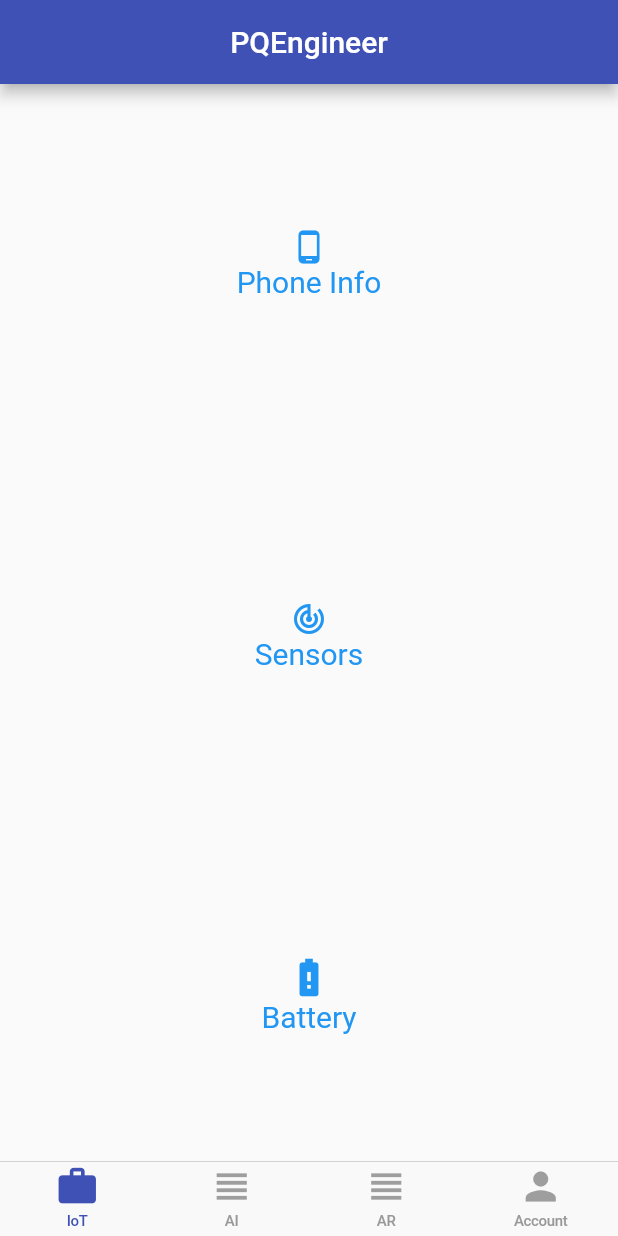
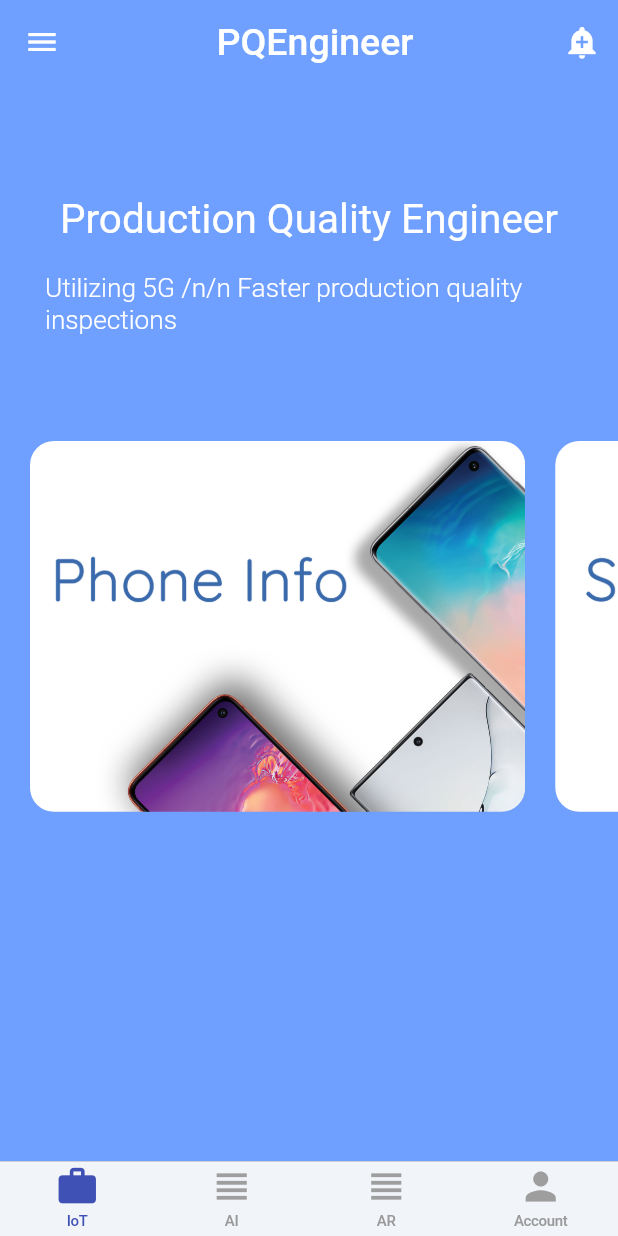
Before and after one commit to aydengemz/PQEngineer, a Flutter app: the screen it shows once a user with an empty profile is signed in, on a phone screen of 412 x 824 dp. Run offline on Flutter 3.47's test engine with Material 2 defaults, Android fonts, the phone set to English and light mode, and no system bars; our stand-ins replace battery, cloud_firestore, device_info, firebase_auth, google_sign_in, rxdart and 2 more; missing offline and left inert: flutter_facebook_login, flutter_webrtc; accounts and stored records are empty; project files that could hold a hidden picture were left out.

Commit message:
1005-11pm-1stpagestyle

```diff
--- a/lib/app/home/iot/iot_page.dart
+++ b/lib/app/home/iot/iot_page.dart
@@ -1,16 +1,17 @@
+import 'package:fiveg/app/home/ai/ai_page.dart';
+import 'package:fiveg/app/home/home_page.dart';
 import 'package:fiveg/app/home/iot/battery_page.dart';
 import 'package:fiveg/app/home/iot/phoneinfo_page.dart';
 import 'package:fiveg/app/home/iot/sensor_page.dart';
 import 'package:flutter/cupertino.dart';
 import 'package:flutter/material.dart';
+import 'package:flutter_webrtc/utils.dart';
 import '../../../common_widgets/list_widget.dart';
 import 'index.dart';
-
+import 'package:shared_preferences/shared_preferences.dart';
 
 
 class AnimationsPlayground extends StatelessWidget {
-
-
   static Route<dynamic> route() {
     return PageRouteBuilder(
       transitionDuration: const Duration(seconds: 3),
@@ -20,132 +21,212 @@ class AnimationsPlayground extends StatelessWidget {
       },
     );
   }
+
   @override
   Widget build(BuildContext context) {
     return Scaffold(
       body: IoTPage(),
     );
   }
+}
 
-}
 class IoTPage extends StatefulWidget {
   @override
-
   _IoTPageState createState() => _IoTPageState();
 }
 
-class _IoTPageState extends State<IoTPage> with SingleTickerProviderStateMixin{
+class _IoTPageState extends State<IoTPage> with SingleTickerProviderStateMixin {
+  @override
+  Widget build(BuildContext context) {
+    //double height = (MediaQuery.of(context).size.height / 3) -
+    //16 -
+    // kBottomNavigationBarHeight;
 
 
-  @override
-  Widget build(BuildContext context) {
-    double height = (MediaQuery.of(context).size.height - kBottomNavigationBarHeight)/3- 16 ;
-    return Scaffold(
-      appBar: AppBar(
-        title: Center(child: Text('PQEngineer')),
-      ),
-      body: SafeArea(
-        child: Container(
-          decoration: BoxDecoration(
-
-          ),
-                  child: Column(
-            mainAxisAlignment: MainAxisAlignment.spaceBetween,
-            crossAxisAlignment: CrossAxisAlignment.center,
-            children: <Widget>[
-              /*StaticListTemplate(
-            titles: titles,
-            icons: icons,
-            pages: pages,
-          ), */
+final controller = ScrollController();
 
 
-                 GestureDetector(
-                  onTap: () {
-                    Navigator.push(
-                      context,
-                      MaterialPageRoute(builder: (context) => PhoneInfo()),
-                    );
-                  },
+double cWidth = 0.0;
+  double itemHeight = MediaQuery.of(context).size.height * 0.3;
+  double itemsCount = 3;
+  double screenWidth;
+screenWidth = MediaQuery.of(context).size.height;
+
+  onScroll() {
+    setState(() {
+      cWidth = controller.offset * screenWidth / (itemHeight * itemsCount);
+    });
+  }
+   @override
+  void initState() {
+    super.initState();
+    controller.addListener(onScroll);
+  }
+  @override
+void dispose() {
+  controller.removeListener(onScroll);
+}
 
 
-                                    child: AnimatedContainer(
-                                      duration: Duration(seconds: 3),
-                                      height: height,
-                      decoration: BoxDecoration(
-                        borderRadius: BorderRadius.all(const Radius.circular(16)),
+
+    final images = ['images/s10.jpeg', 'images/Sensors.jpg', 'images/s10.jpeg'];
+    final pages = [PhoneInfo(), SensorPage(), BatteryPage()];
+
+    return Scaffold(
+      drawer: Drawer(
+        child: ListView(
+          // Important: Remove any padding from the ListView.
+          padding: EdgeInsets.zero,
+          children: <Widget>[
+            Center(
+              child: UserAccountsDrawerHeader(
+  accountName: Text("Ayden Xu"),
+  accountEmail: Text("Ayden@5g.com"),
+  currentAccountPicture: CircleAvatar(
+    backgroundColor:
+        Theme.of(context).platform == TargetPlatform.iOS
+              ? Color(0xff70a0ff)
+              : Colors.white,
+    child: Text(
+      "A",
+      style: TextStyle(fontSize: 40.0),
+    ),
+  ),
+),
+            ),
+            ],
+        ),
+      ),
+      body: Stack(
+
+        children: <Widget>[
+
+          Container(
+            height: MediaQuery.of(context).size.height,
+            decoration: BoxDecoration(color: Color(0xff70a0ff)),
+            child: Padding(
+              padding: const EdgeInsets.only(top: 100.0, bottom: 20),
+                          child: Center(
+                child: Column(
+                  crossAxisAlignment: CrossAxisAlignment.start,
+                  //mainAxisAlignment: MainAxisAlignment.start,
+                  children: <Widget>[
+                    Padding(
+                      padding: const EdgeInsets.only(top: 30.0, bottom: 10),
+                      child: Center(child: Text("Production Quality Engineer", style: TextStyle(color: Colors.white, fontSize: 27, fontWeight: FontWeight.w400),)),
+                    ),
+                     Padding(
+                      padding: const EdgeInsets.only(top: 10.0, bottom: 40, left: 30),
+                      child: Center(child: Text("Utilizing 5G /n/n Faster production quality inspections", style: TextStyle(color: Colors.white, fontSize: 17.5, fontWeight: FontWeight.w300),)),
+                    ),
+                    Column(
+                      crossAxisAlignment: CrossAxisAlignment.start,
+                      children: <Widget>[
+                        Padding(
+                          padding: EdgeInsets.only(top: 30.0),
+                          child: Container(
+                          alignment: Alignment.center,
+                          height: MediaQuery.of(context).size.height * 0.3,
+                          child: ListView.builder(
+                              scrollDirection: Axis.horizontal,
+                              itemCount: 3,
+                              itemBuilder: (context, index) {
+                                return Container(
+                                    width: MediaQuery.of(context).size.width * 0.85,
+                                    child: Container(
+                                      decoration: BoxDecoration(
+                                        borderRadius: BorderRadius.all(
+                                            const Radius.circular(16)),
+                                        color: Colors.transparent,
+                                      ),
+                                      child: Container(
+                                          padding: EdgeInsets.only(left: 20),
+                                          child: Center(
+                                              child: Row(
+                                            mainAxisAlignment:
+                                                MainAxisAlignment.spaceBetween,
+                                            crossAxisAlignment:
+                                                CrossAxisAlignment.center,
+                                            children: <Widget>[
+                                              Expanded(
+                                                child: GestureDetector(
+                                                  onTap: () {
+                                                    Navigator.push(
+                                                        context,
+                                                        MaterialPageRoute(
+                                                          builder: (context) =>
+                                                              pages[index],
+                                                        ));
+                                                  },
+                                                  child: Container(
+                                                    //alignment: Alignment.bottomLeft,
+                                                    //padding: EdgeInsets.all(16),
+
+                                                    decoration: BoxDecoration(
+                                                      borderRadius: BorderRadius.all(
+                                                          const Radius.circular(16)),
+                                                      image: DecorationImage(
+                                                        image:
+                                                            AssetImage(images[index]),
+                                                        fit: BoxFit.cover,
+                                                      ),
+                                                    ),
+                                                    child: Column(
+                                                      mainAxisAlignment:
+                                                          MainAxisAlignment.center,
+                                                      crossAxisAlignment:
+                                                          CrossAxisAlignment.stretch,
+                                                      children: <Widget>[
+                                                        /*   Icon(Icons.phone_android),
+                                        Center(child: Text("Phone Info"))*/
+                                                        SizedBox(
+                                                          height: 10,
+                                                        )
+                                                      ],
+                                                    ),
+                                                  ),
+                                                ),
+                                              ),
+                                            ],
+                                          ))),
+                                    ));
+                              }),
                       ),
-                      child: Column(
-                        mainAxisAlignment: MainAxisAlignment.center,
-                        crossAxisAlignment: CrossAxisAlignment.stretch,
-                        children: <Widget>[
-                          Icon(Icons.phone_android),
-                          Center(child: Text("Phone Info"))
-                        ],
-                      ),
-                    ),
-                  ),
+                        ),
+                      ]),
+                  ],
+                ),
+              ),
+            ),
+          ),
+          Positioned(
+            //Place it at the top, and not use the entire screen
+            top: 0.0,
+            left: 0.0,
+            right: 0.0,
+            child: AppBar(
+              actions: <Widget>[
+                IconButton(
+                  icon: const Icon(Icons.add_alert),
+                  tooltip: 'Show Snackbar',
+                  onPressed: () {},
+                ),
+              ],
+              centerTitle: true,
+              title: Center(
+                child: Center(
+                    child: Text(
+                  'PQEngineer',
+                  style: TextStyle(fontSize: 25),
+                )),
+              ),
+              backgroundColor: Colors.transparent,
+              elevation: 0.0, //Shadow gone
+            ),
+          ),
+                    ],
 
 
-              SizedBox(
-                height: 8,
-              ),
-
-                 GestureDetector(
-                  onTap: () {
-                    Navigator.push(
-                      context,
-                      MaterialPageRoute(builder: (context) => SensorPage()),
-                    );
-                  },
-                  child: Container(
-                    decoration: BoxDecoration(
-                      borderRadius: BorderRadius.all(const Radius.circular(16)),
-                    ),
-                    height: height,
-                    child: Column(
-                      mainAxisAlignment: MainAxisAlignment.center,
-                      crossAxisAlignment: CrossAxisAlignment.stretch,
-                      children: <Widget>[
-                        Icon(Icons.track_changes),
-                        Center(child: Text("Sensors"))
-                      ],
-                    ),
-                  ),
-                ),
-
-              SizedBox(
-                height: 8,
-              ),
-              Expanded(
-                child: GestureDetector(
-                  onTap: () {
-                    Navigator.push(
-                      context,
-                      MaterialPageRoute(builder: (context) => BatteryPage()),
-                    );
-                  },
-                  child: Container(
-                    decoration: BoxDecoration(
-                      borderRadius: BorderRadius.all(const Radius.circular(16)),
-                    ),
-                    child: Column(
-                      mainAxisAlignment: MainAxisAlignment.center,
-                      crossAxisAlignment: CrossAxisAlignment.stretch,
-                      children: <Widget>[
-                        Icon(
-                          Icons.battery_alert,
-                          size: 30,
-                        ),
-                        Center(child: Text("Battery"))
-                      ],
-                    ),
-                  ),
-                ),
-              ),
-            ],
-          ),
-        ),
       ),
     );
   }
--- a/pubspec.yaml
+++ b/pubspec.yaml
@@ -26,6 +26,7 @@ dependencies:
   cloud_firestore: ^0.12.9
   intl: ^0.15.8
   rxdart: ^0.22.1+1
+  bmnav: ^0.3.4
 
   flutter_webrtc: ^0.1.7
   shared_preferences: ^0.5.3+4
@@ -55,6 +56,8 @@ flutter:
   assets:
     - images/google-logo.png
     - images/facebook-logo.png
+    - images/s10.jpeg
+    - images/Sensors.jpg
 
 
   # An image asset can refer to one or more resolution-specific "variants", see
```
Also changed, not shown: lib/app/home/iot/iotpage.txt (added, +101 -0 lines), images/Sensors.jpg (added), images/s10.jpeg (added), images/s10test.jpg (added), pubspec.lock, 1 other file.
